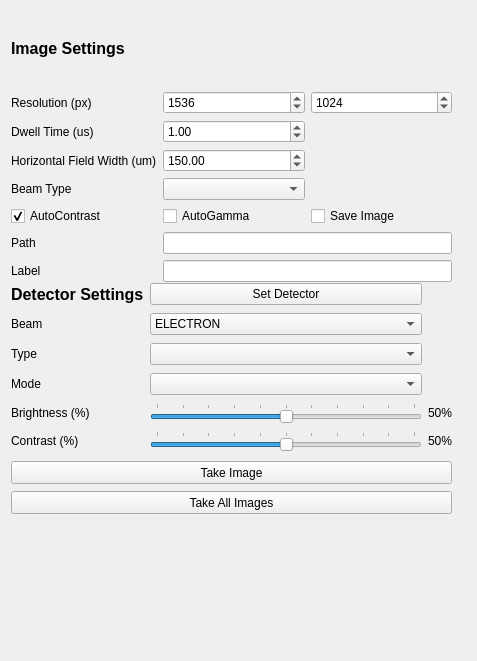
The window that fibsem/ui/qtdesigner_files/ImageSettingsWidget.ui (DeMarcoLab/fibsem) describes before a commit, drawn with Qt 5.
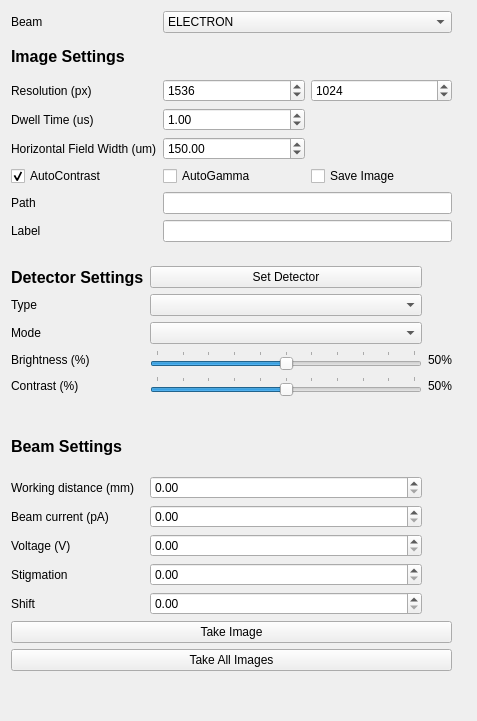
The same window after the commit.

What changed in the file:
```diff
--- a/fibsem/ui/qtdesigner_files/ImageSettingsWidget.ui
+++ b/fibsem/ui/qtdesigner_files/ImageSettingsWidget.ui
@@ -7,14 +7,14 @@
     <x>0</x>
     <y>0</y>
     <width>477</width>
-    <height>661</height>
+    <height>721</height>
    </rect>
   </property>
   <property name="windowTitle">
    <string>Form</string>
   </property>
   <layout class="QGridLayout" name="gridLayout">
-   <item row="3" column="1">
+   <item row="0" column="0">
     <widget class="QFrame" name="frame">
      <widget class="QWidget" name="gridLayoutWidget">
       <property name="geometry">
@@ -22,37 +22,76 @@
         <x>0</x>
         <y>0</y>
         <width>441</width>
-        <height>271</height>
+        <height>231</height>
        </rect>
       </property>
       <layout class="QGridLayout" name="gridLayout_2">
-       <item row="6" column="1" colspan="2">
-        <widget class="QLineEdit" name="lineEdit_image_path"/>
+       <item row="5" column="1">
+        <widget class="QCheckBox" name="checkBox_image_use_autogamma">
+         <property name="text">
+          <string>AutoGamma</string>
+         </property>
+        </widget>
        </item>
-       <item row="4" column="0">
-        <widget class="QLabel" name="label_image_beam_type">
+       <item row="6" column="0">
+        <widget class="QLabel" name="label_image_save_path">
          <property name="text">
-          <string>Beam Type</string>
+          <string>Path</string>
          </property>
         </widget>
        </item>
+       <item row="2" column="2">
+        <widget class="QSpinBox" name="spinBox_resolution_y">
+         <property name="minimum">
+          <number>1</number>
+         </property>
+         <property name="maximum">
+          <number>999999999</number>
+         </property>
+         <property name="value">
+          <number>1024</number>
+         </property>
+        </widget>
+       </item>
+       <item row="2" column="0">
+        <widget class="QLabel" name="label_image_resolution">
+         <property name="text">
+          <string>Resolution (px)</string>
+         </property>
+        </widget>
+       </item>
+       <item row="5" column="2">
+        <widget class="QCheckBox" name="checkBox_image_save_image">
+         <property name="text">
+          <string>Save Image</string>
+         </property>
+        </widget>
+       </item>
+       <item row="0" column="1" colspan="2">
+        <widget class="QComboBox" name="beam_detector">
+         <item>
+          <property name="text">
+           <string>ELECTRON</string>
+          </property>
+         </item>
+         <item>
+          <property name="text">
+           <string>ION</string>
+          </property>
+         </item>
+        </widget>
+       </item>
        <item row="7" column="1" colspan="2">
         <widget class="QLineEdit" name="lineEdit_image_label"/>
        </item>
-       <item row="2" column="1">
-        <widget class="QDoubleSpinBox" name="doubleSpinBox_image_dwell_time">
-         <property name="maximum">
-          <double>10000000000000.000000000000000</double>
-         </property>
-         <property name="singleStep">
-          <double>0.010000000000000</double>
-         </property>
-         <property name="value">
-          <double>1.000000000000000</double>
+       <item row="3" column="0">
+        <widget class="QLabel" name="label_image_dwell_time">
+         <property name="text">
+          <string>Dwell Time (us)</string>
          </property>
         </widget>
        </item>
-       <item row="1" column="1">
+       <item row="2" column="1">
         <widget class="QSpinBox" name="spinBox_resolution_x">
          <property name="minimum">
           <number>1</number>
@@ -65,27 +104,6 @@
          </property>
         </widget>
        </item>
-       <item row="6" column="0">
-        <widget class="QLabel" name="label_image_save_path">
-         <property name="text">
-          <string>Path</string>
-         </property>
-        </widget>
-       </item>
-       <item row="0" column="0" colspan="3">
-        <widget class="QLabel" name="label_title">
-         <property name="font">
-          <font>
-           <pointsize>12</pointsize>
-           <weight>75</weight>
-           <bold>true</bold>
-          </font>
-         </property>
-         <property name="text">
-          <string>Image Settings</string>
-         </property>
-        </widget>
-       </item>
        <item row="5" column="0">
         <widget class="QCheckBox" name="checkBox_image_use_autocontrast">
          <property name="text">
@@ -103,7 +121,51 @@
          </property>
         </widget>
        </item>
+       <item row="0" column="0">
+        <widget class="QLabel" name="label_8">
+         <property name="text">
+          <string>Beam</string>
+         </property>
+        </widget>
+       </item>
+       <item row="1" column="0" colspan="3">
+        <widget class="QLabel" name="label_title">
+         <property name="font">
+          <font>
+           <pointsize>12</pointsize>
+           <weight>75</weight>
+           <bold>true</bold>
+          </font>
+         </property>
+         <property name="text">
+          <string>Image Settings</string>
+         </property>
+        </widget>
+       </item>
+       <item row="4" column="0">
+        <widget class="QLabel" name="label_image_hfw">
+         <property name="text">
+          <string>Horizontal Field Width (um)</string>
+         </property>
+        </widget>
+       </item>
        <item row="3" column="1">
+        <widget class="QDoubleSpinBox" name="doubleSpinBox_image_dwell_time">
+         <property name="maximum">
+          <double>10000000000000.000000000000000</double>
+         </property>
+         <property name="singleStep">
+          <double>0.010000000000000</double>
+         </property>
+         <property name="value">
+          <double>1.000000000000000</double>
+         </property>
+        </widget>
+       </item>
+       <item row="6" column="1" colspan="2">
+        <widget class="QLineEdit" name="lineEdit_image_path"/>
+       </item>
+       <item row="4" column="1">
         <widget class="QDoubleSpinBox" name="doubleSpinBox_image_hfw">
          <property name="maximum">
           <double>2700.000000000000000</double>
@@ -116,137 +178,122 @@
          </property>
         </widget>
        </item>
-       <item row="4" column="1">
-        <widget class="QComboBox" name="comboBox_image_beam_type"/>
-       </item>
-       <item row="1" column="2">
-        <widget class="QSpinBox" name="spinBox_resolution_y">
-         <property name="minimum">
-          <number>1</number>
-         </property>
-         <property name="maximum">
-          <number>999999999</number>
-         </property>
-         <property name="value">
-          <number>1024</number>
-         </property>
-        </widget>
-       </item>
-       <item row="1" column="0">
-        <widget class="QLabel" name="label_image_resolution">
-         <property name="text">
-          <string>Resolution (px)</string>
-         </property>
-        </widget>
-       </item>
-       <item row="3" column="0">
-        <widget class="QLabel" name="label_image_hfw">
-         <property name="text">
-          <string>Horizontal Field Width (um)</string>
-         </property>
-        </widget>
-       </item>
-       <item row="2" column="0">
-        <widget class="QLabel" name="label_image_dwell_time">
-         <property name="text">
-          <string>Dwell Time (us)</string>
-         </property>
-        </widget>
-       </item>
-       <item row="5" column="1">
-        <widget class="QCheckBox" name="checkBox_image_use_autogamma">
-         <property name="text">
-          <string>AutoGamma</string>
-         </property>
-        </widget>
-       </item>
-       <item row="5" column="2">
-        <widget class="QCheckBox" name="checkBox_image_save_image">
-         <property name="text">
-          <string>Save Image</string>
-         </property>
-        </widget>
-       </item>
       </layout>
      </widget>
      <widget class="QWidget" name="gridLayoutWidget_2">
       <property name="geometry">
        <rect>
         <x>0</x>
-        <y>270</y>
+        <y>235</y>
         <width>441</width>
-        <height>176</height>
+        <height>425</height>
        </rect>
       </property>
       <layout class="QGridLayout" name="gridLayout_3">
-       <item row="4" column="2">
-        <widget class="QLabel" name="brightness_label">
-         <property name="text">
-          <string>50%</string>
-         </property>
-        </widget>
+       <item row="11" column="1">
+        <widget class="QDoubleSpinBox" name="doubleSpinBox_5"/>
        </item>
-       <item row="3" column="0">
-        <widget class="QLabel" name="label_3">
-         <property name="text">
-          <string>Mode</string>
-         </property>
-        </widget>
+       <item row="9" column="1">
+        <widget class="QDoubleSpinBox" name="doubleSpinBox"/>
        </item>
-       <item row="3" column="1">
-        <widget class="QComboBox" name="mode"/>
-       </item>
-       <item row="4" column="0">
-        <widget class="QLabel" name="label_4">
+       <item row="9" column="0">
+        <widget class="QLabel" name="label_7">
          <property name="text">
-          <string>Brightness (%)</string>
+          <string>Working distance (mm)</string>
          </property>
         </widget>
        </item>
-       <item row="5" column="0">
+       <item row="6" column="0">
         <widget class="QLabel" name="label_5">
          <property name="text">
           <string>Contrast (%)</string>
          </property>
         </widget>
        </item>
-       <item row="5" column="2">
+       <item row="13" column="1">
+        <widget class="QDoubleSpinBox" name="doubleSpinBox_3"/>
+       </item>
+       <item row="12" column="0">
+        <widget class="QLabel" name="label_11">
+         <property name="text">
+          <string>Stigmation</string>
+         </property>
+        </widget>
+       </item>
+       <item row="15" column="0" colspan="3">
+        <widget class="QPushButton" name="pushButton_take_all_images">
+         <property name="text">
+          <string>Take All Images</string>
+         </property>
+        </widget>
+       </item>
+       <item row="6" column="2">
         <widget class="QLabel" name="contrast_label">
          <property name="text">
           <string>50%</string>
          </property>
         </widget>
        </item>
-       <item row="2" column="0">
-        <widget class="QLabel" name="label_2">
+       <item row="11" column="0">
+        <widget class="QLabel" name="label_10">
          <property name="text">
-          <string>Type</string>
+          <string>Voltage (V)</string>
          </property>
         </widget>
        </item>
-       <item row="2" column="1">
-        <widget class="QComboBox" name="type"/>
+       <item row="5" column="0">
+        <widget class="QLabel" name="label_4">
+         <property name="text">
+          <string>Brightness (%)</string>
+         </property>
+        </widget>
+       </item>
+       <item row="14" column="0" colspan="3">
+        <widget class="QPushButton" name="pushButton_take_image">
+         <property name="text">
+          <string>Take Image</string>
+         </property>
+        </widget>
+       </item>
+       <item row="10" column="0">
+        <widget class="QLabel" name="label_9">
+         <property name="text">
+          <string>Beam current (pA)</string>
+         </property>
+        </widget>
+       </item>
+       <item row="5" column="2">
+        <widget class="QLabel" name="brightness_label">
+         <property name="text">
+          <string>50%</string>
+         </property>
+        </widget>
+       </item>
+       <item row="10" column="1">
+        <widget class="QDoubleSpinBox" name="doubleSpinBox_2"/>
+       </item>
+       <item row="8" column="0">
+        <widget class="QLabel" name="label_6">
+         <property name="font">
+          <font>
+           <pointsize>12</pointsize>
+           <weight>75</weight>
+           <bold>true</bold>
+          </font>
+         </property>
+         <property name="text">
+          <string>Beam Settings</string>
+         </property>
+        </widget>
+       </item>
+       <item row="13" column="0">
+        <widget class="QLabel" name="label_12">
+         <property name="text">
+          <string>Shift</string>
+         </property>
+        </widget>
        </item>
        <item row="5" column="1">
-        <widget class="QSlider" name="contrast">
-         <property name="maximum">
-          <number>100</number>
-         </property>
-         <property name="sliderPosition">
-          <number>50</number>
-         </property>
-         <property name="orientation">
-          <enum>Qt::Horizontal</enum>
-         </property>
-         <property name="tickPosition">
-          <enum>QSlider::TicksAbove</enum>
-         </property>
-         <property name="tickInterval">
-          <number>10</number>
-         </property>
-        </widget>
-       </item>
-       <item row="4" column="1">
         <widget class="QSlider" name="brightness">
          <property name="maximum">
           <number>100</number>
@@ -268,28 +315,49 @@
          </property>
         </widget>
        </item>
-       <item row="1" column="0">
-        <widget class="QLabel" name="label_8">
+       <item row="4" column="0">
+        <widget class="QLabel" name="label_3">
          <property name="text">
-          <string>Beam</string>
+          <string>Mode</string>
          </property>
         </widget>
        </item>
-       <item row="1" column="1">
-        <widget class="QComboBox" name="beam_detector">
-         <item>
-          <property name="text">
-           <string>ELECTRON</string>
-          </property>
-         </item>
-         <item>
-          <property name="text">
-           <string>ION</string>
-          </property>
-         </item>
+       <item row="3" column="1">
+        <widget class="QComboBox" name="type"/>
+       </item>
+       <item row="0" column="0" colspan="3">
+        <spacer name="horizontalSpacer">
+         <property name="orientation">
+          <enum>Qt::Horizontal</enum>
+         </property>
+         <property name="sizeHint" stdset="0">
+          <size>
+           <width>40</width>
+           <height>20</height>
+          </size>
+         </property>
+        </spacer>
+       </item>
+       <item row="6" column="1">
+        <widget class="QSlider" name="contrast">
+         <property name="maximum">
+          <number>100</number>
+         </property>
+         <property name="sliderPosition">
+          <number>50</number>
+         </property>
+         <property name="orientation">
+          <enum>Qt::Horizontal</enum>
+         </property>
+         <property name="tickPosition">
+          <enum>QSlider::TicksAbove</enum>
+         </property>
+         <property name="tickInterval">
+          <number>10</number>
+         </property>
         </widget>
        </item>
-       <item row="0" column="0">
+       <item row="1" column="0">
         <widget class="QLabel" name="label">
          <property name="font">
           <font>
@@ -303,41 +371,41 @@
          </property>
         </widget>
        </item>
-       <item row="0" column="1">
+       <item row="4" column="1">
+        <widget class="QComboBox" name="mode"/>
+       </item>
+       <item row="12" column="1">
+        <widget class="QDoubleSpinBox" name="doubleSpinBox_4"/>
+       </item>
+       <item row="1" column="1">
         <widget class="QPushButton" name="set_detector">
          <property name="text">
           <string>Set Detector</string>
          </property>
         </widget>
        </item>
+       <item row="3" column="0">
+        <widget class="QLabel" name="label_2">
+         <property name="text">
+          <string>Type</string>
+         </property>
+        </widget>
+       </item>
+       <item row="7" column="1">
+        <spacer name="horizontalSpacer_2">
+         <property name="orientation">
+          <enum>Qt::Horizontal</enum>
+         </property>
+         <property name="sizeHint" stdset="0">
+          <size>
+           <width>40</width>
+           <height>20</height>
+          </size>
+         </property>
+        </spacer>
+       </item>
       </layout>
      </widget>
-     <widget class="QPushButton" name="pushButton_take_all_images">
-      <property name="geometry">
-       <rect>
-        <x>0</x>
-        <y>480</y>
-        <width>441</width>
-        <height>23</height>
-       </rect>
-      </property>
-      <property name="text">
-       <string>Take All Images</string>
-      </property>
-     </widget>
-     <widget class="QPushButton" name="pushButton_take_image">
-      <property name="geometry">
-       <rect>
-        <x>0</x>
-        <y>450</y>
-        <width>441</width>
-        <height>23</height>
-       </rect>
-      </property>
-      <property name="text">
-       <string>Take Image</string>
-      </property>
-     </widget>
     </widget>
    </item>
   </layout>
```
